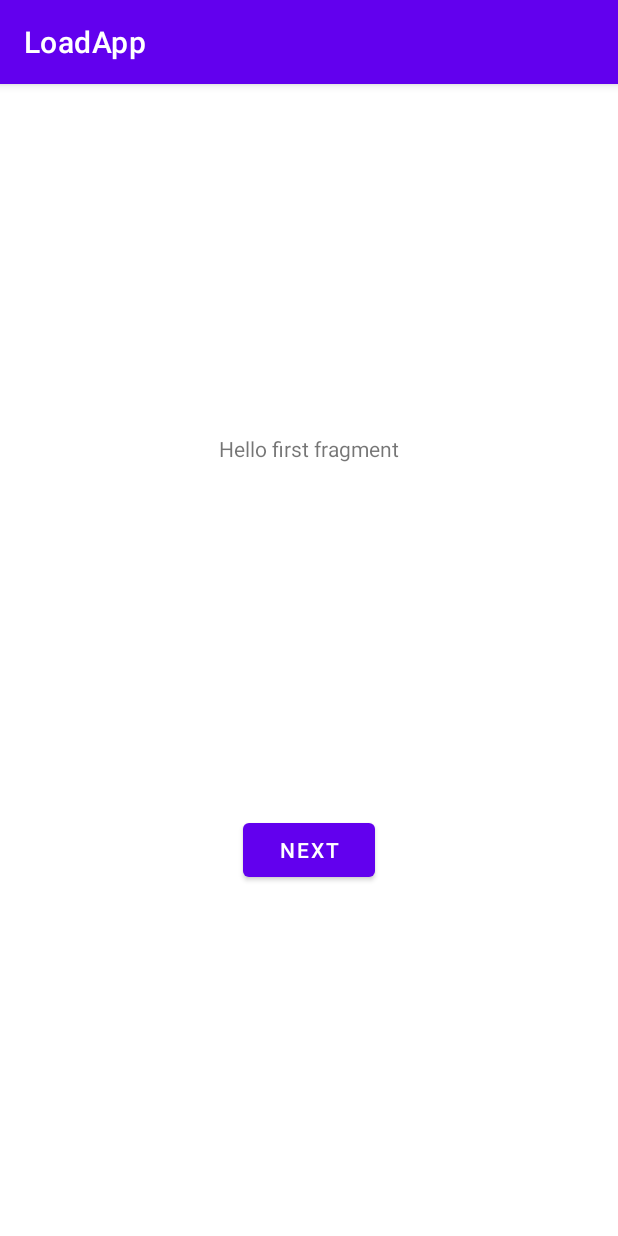
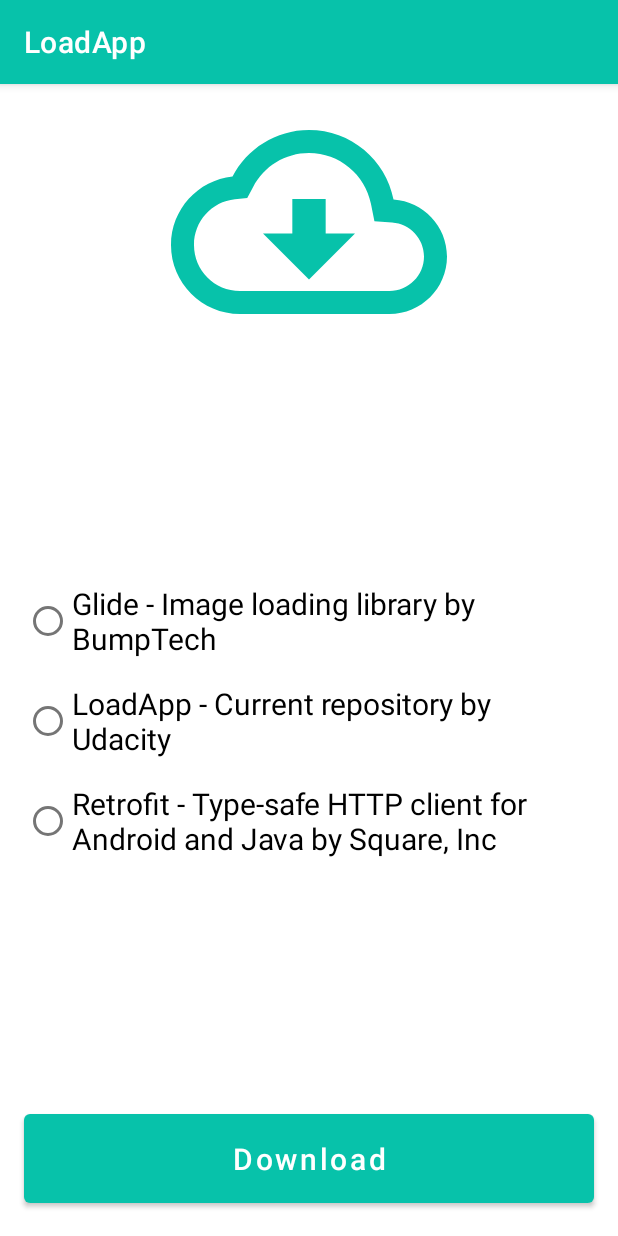
Before and after one commit to Abdallah-Abdelazim/nd940-app-loading-status-android, an Android app: the screen it shows after launch (MainActivity), on a phone screen of 412 x 824 dp. Run offline under Robolectric (Android 15) with nearby library versions, the phone set to English and light mode, and no system bars; our stand-ins replace navigation-ui.

Commit message:
Finish UI of `DownloadFragment`

```diff
--- a/app/src/main/java/com/abdallah_abdelazim/loadapp/ui/download/DownloadFragment.kt
+++ b/app/src/main/java/com/abdallah_abdelazim/loadapp/ui/download/DownloadFragment.kt
@@ -5,35 +5,29 @@ import android.view.LayoutInflater
 import android.view.View
 import android.view.ViewGroup
 import androidx.fragment.app.Fragment
-import androidx.navigation.fragment.findNavController
 import com.abdallah_abdelazim.loadapp.databinding.FragmentDownloadBinding
 
 class DownloadFragment : Fragment() {
 
     private var _binding: FragmentDownloadBinding? = null
-
-    // This property is only valid between onCreateView and
-    // onDestroyView.
     private val binding get() = _binding!!
 
     override fun onCreateView(
         inflater: LayoutInflater, container: ViewGroup?,
         savedInstanceState: Bundle?
     ): View {
-
         _binding = FragmentDownloadBinding.inflate(inflater, container, false)
         return binding.root
-
     }
 
     override fun onViewCreated(view: View, savedInstanceState: Bundle?) {
         super.onViewCreated(view, savedInstanceState)
 
-        binding.buttonFirst.setOnClickListener {
-            findNavController().navigate(
-                DownloadFragmentDirections.actionDownloadFragmentToDownloadDetailsFragment()
-            )
-        }
+//        binding.buttonFirst.setOnClickListener {
+//            findNavController().navigate(
+//                DownloadFragmentDirections.actionDownloadFragmentToDownloadDetailsFragment()
+//            )
+//        }
     }
 
     override fun onDestroyView() {
--- a/app/src/main/res/layout/fragment_download.xml
+++ b/app/src/main/res/layout/fragment_download.xml
@@ -6,23 +6,53 @@
     android:layout_height="match_parent"
     tools:context=".ui.download.DownloadFragment">
 
-    <TextView
-        android:id="@+id/textview_first"
-        android:layout_width="wrap_content"
-        android:layout_height="wrap_content"
-        android:text="@string/hello_first_fragment"
-        app:layout_constraintBottom_toTopOf="@id/button_first"
+    <ImageView
+        android:id="@+id/iv_download"
+        android:layout_width="0dp"
+        android:layout_height="184dp"
         app:layout_constraintEnd_toEndOf="parent"
         app:layout_constraintStart_toStartOf="parent"
-        app:layout_constraintTop_toTopOf="parent" />
+        app:layout_constraintTop_toTopOf="parent"
+        app:srcCompat="@drawable/ic_cloud_download"
+        app:tint="?colorPrimary" />
+
+    <RadioGroup
+        android:id="@+id/radio_group_download_options"
+        android:layout_width="0dp"
+        android:layout_height="wrap_content"
+        android:layout_margin="16dp"
+        app:layout_constraintBottom_toTopOf="@id/btn_download"
+        app:layout_constraintEnd_toEndOf="parent"
+        app:layout_constraintStart_toStartOf="parent"
+        app:layout_constraintTop_toBottomOf="@id/iv_download">
+
+        <RadioButton
+            android:id="@+id/radio_button_glide"
+            style="@style/DownloadOptionRadioButton"
+            android:text="@string/download_radio_button_text_glide" />
+
+        <RadioButton
+            android:id="@+id/radio_button_load_app"
+            style="@style/DownloadOptionRadioButton"
+            android:text="@string/download_radio_button_text_load_app" />
+
+        <RadioButton
+            android:id="@+id/radio_button_retrofit"
+            style="@style/DownloadOptionRadioButton"
+            android:text="@string/download_radio_button_text_retrofit" />
+    </RadioGroup>
 
     <Button
-        android:id="@+id/button_first"
-        android:layout_width="wrap_content"
+        android:id="@+id/btn_download"
+        android:layout_width="0dp"
         android:layout_height="wrap_content"
-        android:text="@string/next"
+        android:layout_margin="16dp"
+        android:padding="16dp"
+        android:text="Download"
+        android:textAllCaps="false"
+        android:textSize="20sp"
         app:layout_constraintBottom_toBottomOf="parent"
         app:layout_constraintEnd_toEndOf="parent"
-        app:layout_constraintStart_toStartOf="parent"
-        app:layout_constraintTop_toBottomOf="@id/textview_first" />
+        app:layout_constraintStart_toStartOf="parent" />
+
 </androidx.constraintlayout.widget.ConstraintLayout>
--- a/app/src/main/res/layout/fragment_download_details.xml
+++ b/app/src/main/res/layout/fragment_download_details.xml
@@ -10,6 +10,7 @@
         android:id="@+id/textview_second"
         android:layout_width="wrap_content"
         android:layout_height="wrap_content"
+        android:text="Hello 2"
         app:layout_constraintBottom_toTopOf="@id/button_second"
         app:layout_constraintEnd_toEndOf="parent"
         app:layout_constraintStart_toStartOf="parent"
--- a/app/src/main/res/values-night/themes.xml
+++ b/app/src/main/res/values-night/themes.xml
@@ -2,12 +2,12 @@
     <!-- Base application theme. -->
     <style name="Theme.LoadApp" parent="Theme.MaterialComponents.DayNight.DarkActionBar">
         <!-- Primary brand color. -->
-        <item name="colorPrimary">@color/purple_200</item>
-        <item name="colorPrimaryVariant">@color/purple_700</item>
+        <item name="colorPrimary">@color/primary_light_color</item>
+        <item name="colorPrimaryVariant">@color/primary_dark_color</item>
         <item name="colorOnPrimary">@color/black</item>
         <!-- Secondary brand color. -->
-        <item name="colorSecondary">@color/teal_200</item>
-        <item name="colorSecondaryVariant">@color/teal_200</item>
+        <item name="colorSecondary">@color/secondary_light_color</item>
+        <item name="colorSecondaryVariant">@color/secondary_light_color</item>
         <item name="colorOnSecondary">@color/black</item>
         <!-- Status bar color. -->
         <item name="android:statusBarColor">?attr/colorPrimaryVariant</item>
--- a/app/src/main/res/values/colors.xml
+++ b/app/src/main/res/values/colors.xml
@@ -1,10 +1,13 @@
 <?xml version="1.0" encoding="utf-8"?>
 <resources>
-    <color name="purple_200">#FFBB86FC</color>
-    <color name="purple_500">#FF6200EE</color>
-    <color name="purple_700">#FF3700B3</color>
-    <color name="teal_200">#FF03DAC5</color>
-    <color name="teal_700">#FF018786</color>
+
+    <color name="primary_color">#07c2aa</color>
+    <color name="primary_light_color">#5ff5dc</color>
+    <color name="primary_dark_color">#004349</color>
+    <color name="secondary_color">#f9a825</color>
+    <color name="secondary_light_color">#ffd95a</color>
+    <color name="secondary_dark_color">#c17900</color>
     <color name="black">#FF000000</color>
     <color name="white">#FFFFFFFF</color>
+
 </resources>
--- a/app/src/main/res/values/strings.xml
+++ b/app/src/main/res/values/strings.xml
@@ -3,9 +3,10 @@
 
     <string name="download_details_fragment_label">Download Details</string>
 
+    <string name="download_radio_button_text_glide">Glide - Image loading library by BumpTech</string>
+    <string name="download_radio_button_text_load_app">LoadApp - Current repository by Udacity</string>
+    <string name="download_radio_button_text_retrofit">Retrofit - Type-safe HTTP client for Android and Java by Square, Inc</string>
+
     <string name="next">Next</string>
     <string name="previous">Previous</string>
-
-    <string name="hello_first_fragment">Hello first fragment</string>
-    <string name="hello_second_fragment">Hello second fragment. Arg: %1$s</string>
 </resources>
--- /dev/null
+++ b/app/src/main/res/values/styles.xml
@@ -0,0 +1,9 @@
+<?xml version="1.0" encoding="utf-8"?>
+<resources>
+
+    <style name="DownloadOptionRadioButton" parent="Widget.AppCompat.CompoundButton.RadioButton">
+        <item name="android:textSize">20sp</item>
+        <item name="android:layout_marginBottom">16dp</item>
+    </style>
+
+</resources>
--- a/app/src/main/res/values/themes.xml
+++ b/app/src/main/res/values/themes.xml
@@ -1,14 +1,14 @@
-<resources xmlns:tools="http://schemas.android.com/tools">
+<resources>
     <!-- Base application theme. -->
     <style name="Theme.LoadApp" parent="Theme.MaterialComponents.DayNight.DarkActionBar">
         <!-- Primary brand color. -->
-        <item name="colorPrimary">@color/purple_500</item>
-        <item name="colorPrimaryVariant">@color/purple_700</item>
+        <item name="colorPrimary">@color/primary_color</item>
+        <item name="colorPrimaryVariant">@color/primary_dark_color</item>
         <item name="colorOnPrimary">@color/white</item>
         <!-- Secondary brand color. -->
-        <item name="colorSecondary">@color/teal_200</item>
-        <item name="colorSecondaryVariant">@color/teal_700</item>
-        <item name="colorOnSecondary">@color/black</item>
+        <item name="colorSecondary">@color/secondary_color</item>
+        <item name="colorSecondaryVariant">@color/secondary_dark_color</item>
+        <item name="colorOnSecondary">@color/white</item>
         <!-- Status bar color. -->
         <item name="android:statusBarColor">?attr/colorPrimaryVariant</item>
         <!-- Customize your theme here. -->
```
